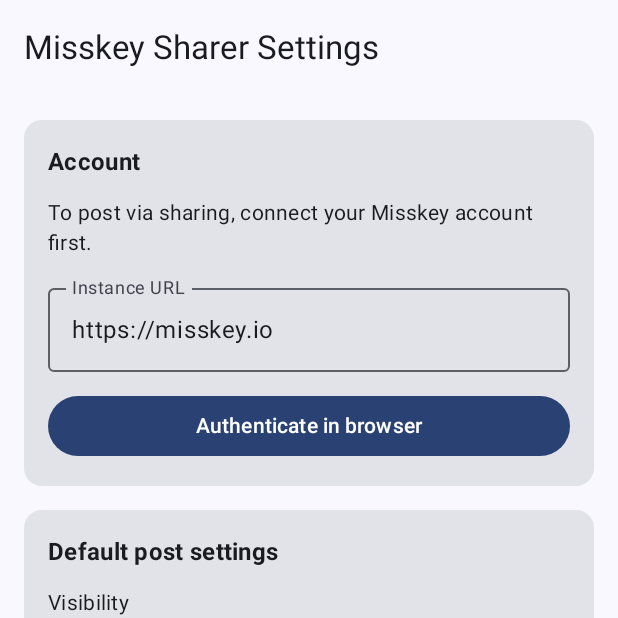
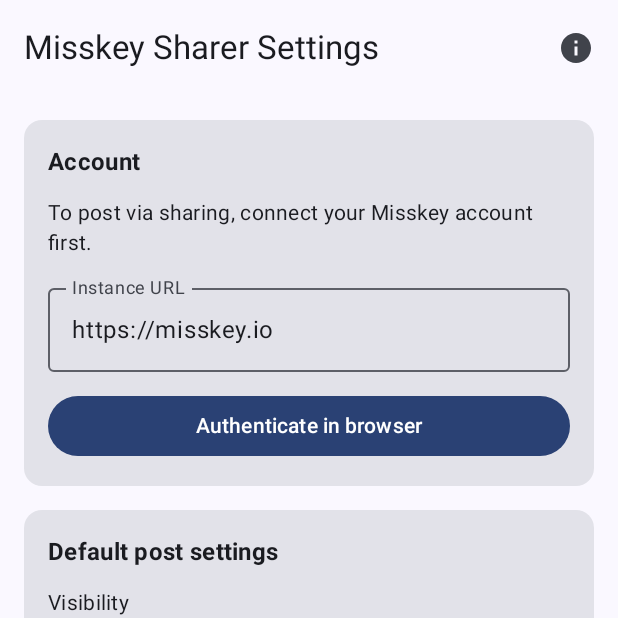
Before and after one commit to ame0011/MisskeySharer, an Android app built with Jetpack Compose: the screen it shows after launch (MainActivity), on a phone screen of 412 x 824 dp, the top half of it. Run offline under Robolectric (Android 15) with nearby library versions, the phone set to English and light mode, and no system bars.

Commit message:
refactor(ui): About画面へのボタンをトップバーアイコンに

```diff
--- a/app/src/main/java/com/amesingularity/misskeysharer/ui/MainScreen.kt
+++ b/app/src/main/java/com/amesingularity/misskeysharer/ui/MainScreen.kt
@@ -16,11 +16,15 @@ import androidx.compose.foundation.layout.padding
 import androidx.compose.foundation.layout.size
 import androidx.compose.foundation.rememberScrollState
 import androidx.compose.foundation.verticalScroll
+import androidx.compose.material.icons.Icons
+import androidx.compose.material.icons.filled.Info
 import androidx.compose.material3.AlertDialog
 import androidx.compose.material3.Button
 import androidx.compose.material3.Card
 import androidx.compose.material3.CircularProgressIndicator
 import androidx.compose.material3.ExperimentalMaterial3Api
+import androidx.compose.material3.Icon
+import androidx.compose.material3.IconButton
 import androidx.compose.material3.MaterialTheme
 import androidx.compose.material3.OutlinedButton
 import androidx.compose.material3.OutlinedTextField
@@ -133,7 +137,19 @@ fun MainScreen(onAbout: () -> Unit = {}) {
     )
 
     Scaffold(
-        topBar = { TopAppBar(title = { Text(stringResource(R.string.settings_title)) }) }
+        topBar = {
+            TopAppBar(
+                title = { Text(stringResource(R.string.settings_title)) },
+                actions = {
+                    IconButton(onClick = onAbout) {
+                        Icon(
+                            imageVector = Icons.Default.Info,
+                            contentDescription = stringResource(R.string.about_button)
+                        )
+                    }
+                }
+            )
+        }
     ) { padding ->
         Column(
             modifier = Modifier
@@ -334,13 +350,6 @@ fun MainScreen(onAbout: () -> Unit = {}) {
                 }
             }
 
-            TextButton(
-                onClick = onAbout,
-                modifier = Modifier.fillMaxWidth()
-            ) {
-                Text(stringResource(R.string.about_button))
-            }
-
             Spacer(Modifier.height(24.dp))
         }
     }
```
